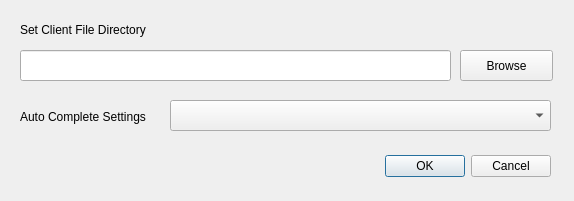
This is cb/src/main/python/ui/settings.ui in edward-john/Python as Qt 5 draws it before an edit. The edited form follows.
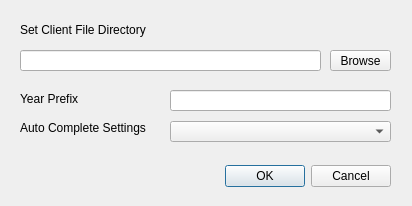
This is the edited form.

What changed in the file:
```diff
--- a/cb/src/main/python/ui/settings.ui
+++ b/cb/src/main/python/ui/settings.ui
@@ -6,8 +6,8 @@
    <rect>
     <x>0</x>
     <y>0</y>
-    <width>574</width>
-    <height>201</height>
+    <width>412</width>
+    <height>206</height>
    </rect>
   </property>
   <property name="windowTitle">
@@ -19,9 +19,9 @@
   <widget class="QDialogButtonBox" name="buttonBox">
    <property name="geometry">
     <rect>
-     <x>60</x>
-     <y>150</y>
-     <width>491</width>
+     <x>20</x>
+     <y>160</y>
+     <width>371</width>
      <height>32</height>
     </rect>
    </property>
@@ -37,18 +37,18 @@
     <rect>
      <x>20</x>
      <y>50</y>
-     <width>431</width>
-     <height>31</height>
+     <width>301</width>
+     <height>21</height>
     </rect>
    </property>
   </widget>
   <widget class="QPushButton" name="pushButton">
    <property name="geometry">
     <rect>
-     <x>460</x>
+     <x>330</x>
      <y>50</y>
-     <width>93</width>
-     <height>31</height>
+     <width>61</width>
+     <height>21</height>
     </rect>
    </property>
    <property name="text">
@@ -72,7 +72,7 @@
    <property name="geometry">
     <rect>
      <x>20</x>
-     <y>109</y>
+     <y>120</y>
      <width>181</width>
      <height>16</height>
     </rect>
@@ -85,9 +85,32 @@
    <property name="geometry">
     <rect>
      <x>170</x>
-     <y>100</y>
-     <width>381</width>
-     <height>31</height>
+     <y>121</y>
+     <width>221</width>
+     <height>21</height>
+    </rect>
+   </property>
+  </widget>
+  <widget class="QLabel" name="label_3">
+   <property name="geometry">
+    <rect>
+     <x>20</x>
+     <y>91</y>
+     <width>81</width>
+     <height>16</height>
+    </rect>
+   </property>
+   <property name="text">
+    <string>Year Prefix</string>
+   </property>
+  </widget>
+  <widget class="QLineEdit" name="yearprefix">
+   <property name="geometry">
+    <rect>
+     <x>170</x>
+     <y>90</y>
+     <width>221</width>
+     <height>21</height>
     </rect>
    </property>
   </widget>
```
Left out of the diff: 6 changed lines with no effect on the pictures.
